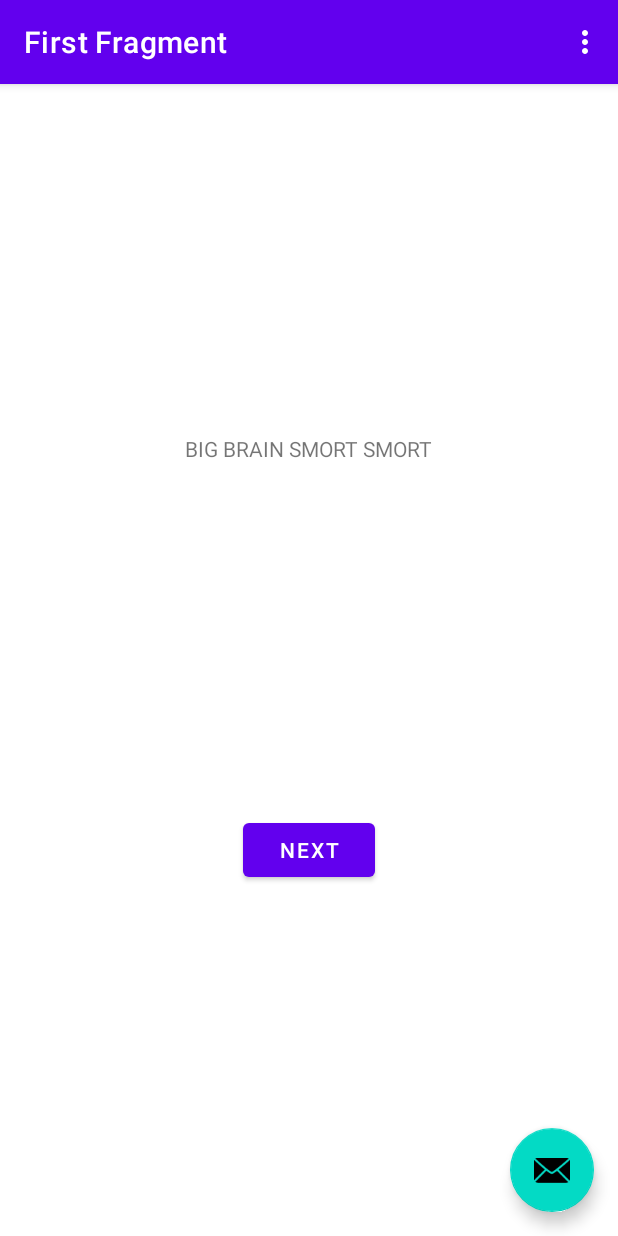
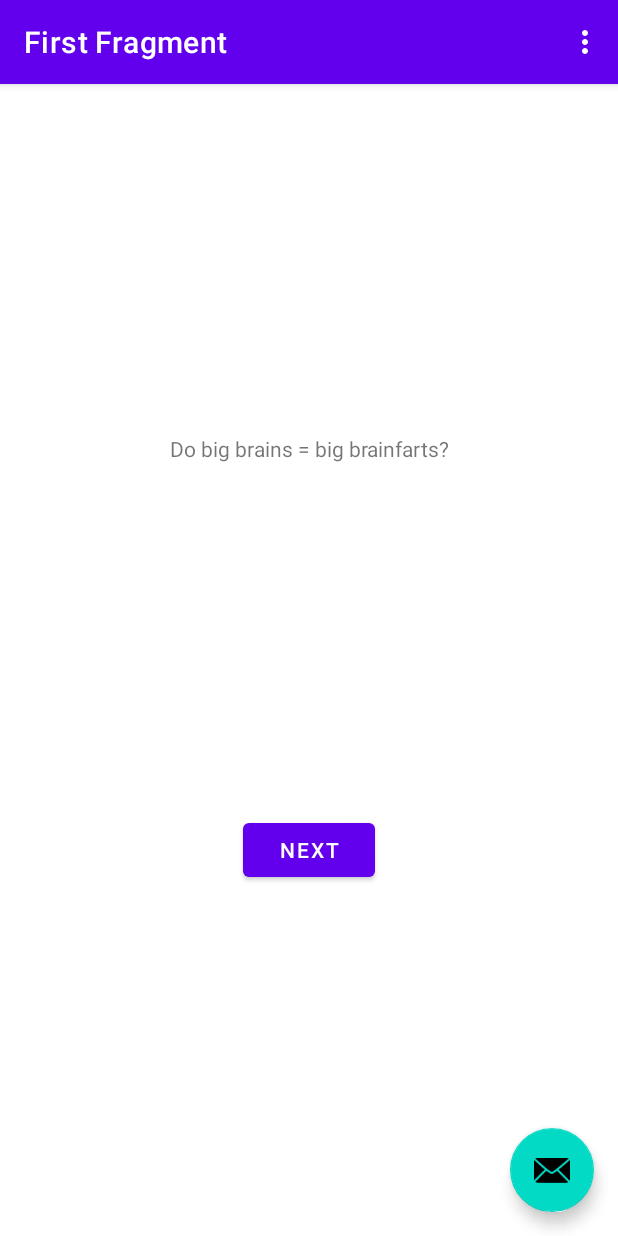
Before and after one commit to frbarbre/P2G2T222MiniProject, an Android app: the screen it shows after launch (MainActivity), on a phone screen of 412 x 824 dp. Run offline under Robolectric (Android 15) with nearby library versions, the phone set to English and light mode, and no system bars; our stand-ins replace navigation-ui.

Commit message:
Slight text adjustment

```diff
--- a/app/src/main/res/values/strings.xml
+++ b/app/src/main/res/values/strings.xml
@@ -7,6 +7,6 @@
     <string name="next">Next</string>
     <string name="previous">Previous</string>
 
-    <string name="hello_first_fragment">BIG BRAIN SMORT SMORT</string>
+    <string name="hello_first_fragment">Do big brains = big brainfarts?</string>
     <string name="hello_second_fragment">Hello second fragment. Arg: %1$s</string>
 </resources>
```
